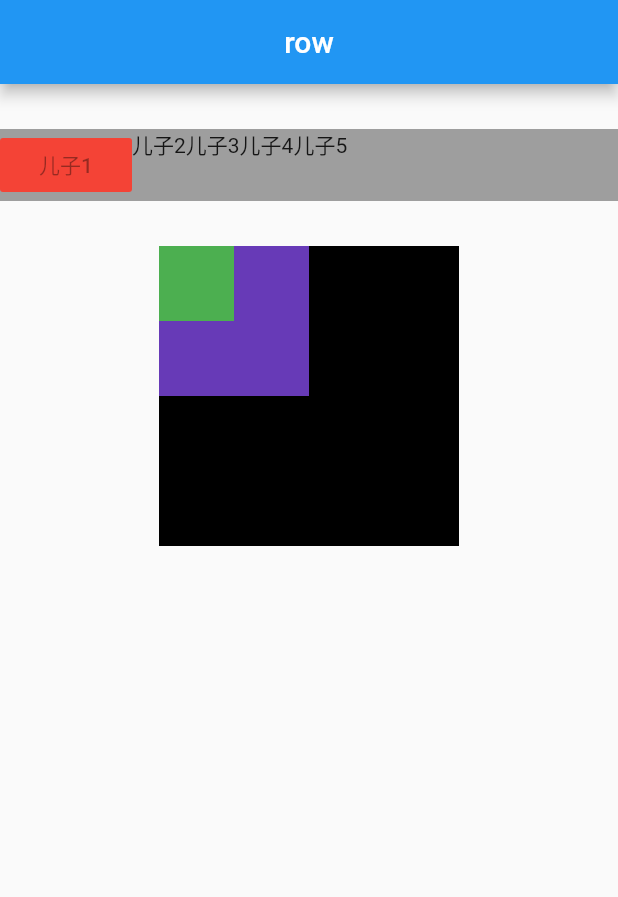
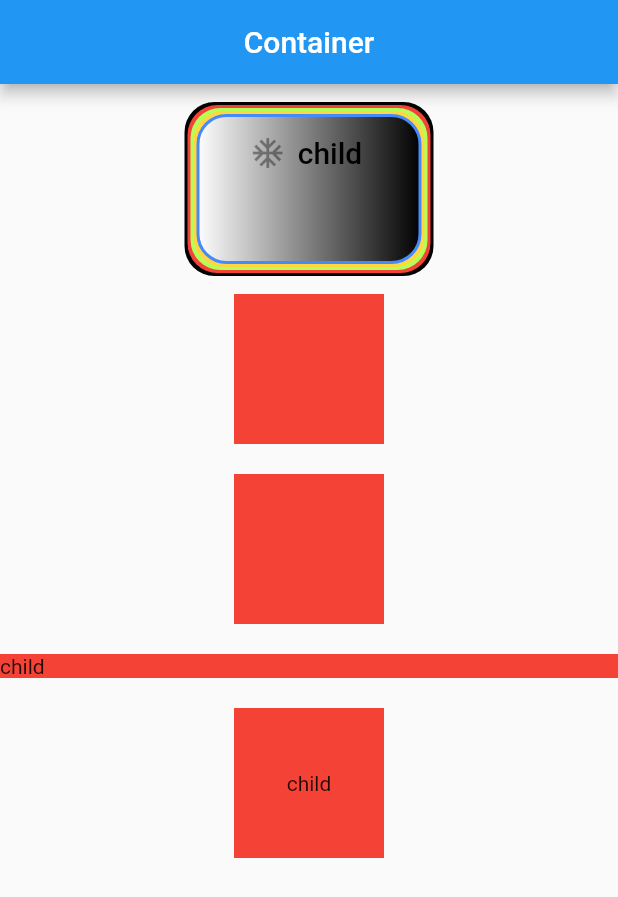
Before and after one commit to niezhiyang/flutter_study, a Flutter app: the screen it shows after launch, on a phone screen of 412 x 824 dp. Shown: the top 897 px of the screen. Run offline on Flutter 3.47's test engine with Material 2 defaults, Android fonts, the phone set to English and light mode, and no system bars; our stand-ins replace fluttertoast.

Commit message:
Container

```diff
--- /dev/null
+++ b/lib/demo/ContainerDemo.dart
@@ -0,0 +1,106 @@
+import 'package:flutter/material.dart';
+
+class ContainerDemo extends StatelessWidget {
+  @override
+  Widget build(BuildContext context) {
+    // TODO: implement build
+    return Scaffold(
+      appBar: AppBar(title: Text("Container"), centerTitle: true),
+      body: Column(
+        children: <Widget>[
+          Row(
+            mainAxisAlignment: MainAxisAlignment.center,
+            children: <Widget>[
+              Container(
+                // 怎样排列 child
+                alignment: Alignment.topCenter,
+//                color: Colors.red[100],
+                // 围绕在 child 周围的东西
+                padding: EdgeInsets.only(),
+                // Container 距离 自己兄弟姐妹的距离
+                margin: EdgeInsets.all(20),
+                // 自己的 宽度
+                width: 150,
+                // 自己的 高度
+                height: 100,
+//                foregroundDecoration: BoxDecoration(color: Colors.green),
+
+                // 绘制在child后面装饰品 设置边框、背景色、背景图片、圆角等属性，不能与 color 属性共存
+                decoration: BoxDecoration(
+                  // 渐变
+                  // LinearGradient 线性渐变
+                  // SweepGradient  波浪纹渐变
+                  // RadialGradient 放射线渐变
+                  gradient:
+                      LinearGradient(colors: [Colors.white, Colors.black]),
+                  // 阴影  此阴影数组是在 控件 Container 外面的阴影
+                  boxShadow: <BoxShadow>[
+                    BoxShadow(color: Colors.black, spreadRadius: 8),
+                    BoxShadow(color: Colors.red, spreadRadius: 6),
+                    BoxShadow(color: Colors.lightGreenAccent, spreadRadius: 4),
+                    BoxShadow(color: Colors.amberAccent, spreadRadius: 2)
+                  ],
+                  // 圆角弧度
+                  borderRadius: BorderRadius.all(Radius.circular(20)),
+                  color: Colors.red,
+                  // 长方形还是圆形  BoxShape.circle 和  BoxShape.rectangle
+//                  shape: BoxShape.circle,
+                  border: Border.all(color: Colors.blueAccent, width: 2),
+                  // 背景图片
+//                  image: DecorationImage(
+//                    image: AssetImage("images/hashiqi.jpg"),
+//                    fit: BoxFit.cover,
+//                  ),
+//                  backgroundBlendMode: BlendMode.dstOver,
+                ),
+//                constraints: BoxConstraints(
+//                    maxHeight: 150, maxWidth: 150, minHeight: 50, minWidth: 50),
+                // Container 做矩阵变换
+//                transform: new Matrix4.rotationZ(0.5),
+                child: FlatButton.icon(
+                    icon: Icon(Icons.ac_unit),
+                    label: Text(
+                      "child",
+                      style: TextStyle(fontSize: 20, color: Colors.black),
+                    )),
+              ),
+            ],
+          ),
+          // 布局行为1
+          Container(
+            color: Colors.red,
+          ),
+          // 布局行为2
+          Container(
+            color: Colors.red,
+            constraints: BoxConstraints(
+                minWidth: 50, maxWidth: 100, minHeight: 50, maxHeight: 100),
+          ),
+          SizedBox(
+            height: 20,
+          ),
+          // 布局行为3
+          SizedBox(
+              width: 100,
+              height: 100,
+              child: Container(
+                color: Colors.red,
+              )),
+          SizedBox(height: 20,),
+          // 布局行为4
+          Container(color: Colors.red,child: Text("child"),alignment: Alignment.centerLeft,),
+          SizedBox(height: 20,),
+          // 布局行为5
+          SizedBox(
+              width: 100,
+              height: 100,
+              child: Container(
+                alignment: Alignment.center,
+                color: Colors.red,
+                child: Text("child"),
+              )),
+        ],
+      ),
+    );
+  }
+}
--- a/lib/demo/LayoutDemo.dart
+++ b/lib/demo/LayoutDemo.dart
@@ -86,6 +86,20 @@ class RowDemo extends StatelessWidget {
                 ),
               ],
             )),
+        Container(
+          constraints: BoxConstraints.expand(
+            height: Theme.of(context).textTheme.display1.fontSize * 1.1 + 200.0,
+          ),
+          padding: const EdgeInsets.all(8.0),
+          color: Colors.blue[600],
+          alignment: Alignment.center,
+          child: Text('Hello World',
+              style: Theme.of(context)
+                  .textTheme
+                  .display1
+                  .copyWith(color: Colors.white)),
+          transform: Matrix4.rotationZ(0.1),
+        ),
       ],
     );
   }
--- a/lib/main.dart
+++ b/lib/main.dart
@@ -9,6 +9,7 @@ import './demo/Button.dart';
 import './demo/CheckBoxDemo.dart';
 import './demo/RadioDemo.dart';
 import './demo/SwitchDemo.dart';
+import './demo/ContainerDemo.dart';
 import './demo/LayoutDemo.dart';
 void main() => runApp(MyApp());
 
@@ -22,7 +23,7 @@ class MyApp extends StatelessWidget {
         primarySwatch: Colors.blue,
       ),
 //      home: TextDemo(),
-      home: LayoutDemo(),
+      home: ContainerDemo(),
     );
   }
 }
```
Also changed, not shown: 2 other files.
